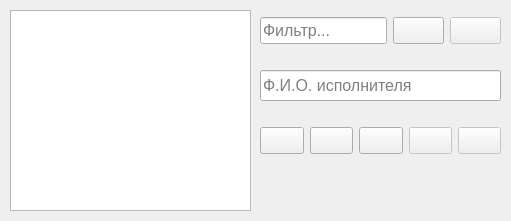
Qt form ui/employes_catalog.ui (alex-klev/Task_Log_WinForm) before a commit.
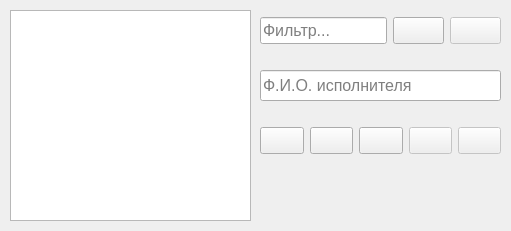
The same form after that commit. Icons and pictures are not drawn.

What changed in the file:
```diff
--- a/ui/employes_catalog.ui
+++ b/ui/employes_catalog.ui
@@ -7,19 +7,19 @@
     <x>0</x>
     <y>0</y>
     <width>511</width>
-    <height>221</height>
+    <height>231</height>
    </rect>
   </property>
   <property name="minimumSize">
    <size>
     <width>511</width>
-    <height>221</height>
+    <height>231</height>
    </size>
   </property>
   <property name="maximumSize">
    <size>
     <width>511</width>
-    <height>221</height>
+    <height>231</height>
    </size>
   </property>
   <property name="font">
@@ -37,9 +37,15 @@
       <x>10</x>
       <y>10</y>
       <width>241</width>
-      <height>201</height>
+      <height>211</height>
      </rect>
     </property>
+    <property name="horizontalScrollBarPolicy">
+     <enum>Qt::ScrollBarAsNeeded</enum>
+    </property>
+    <property name="alternatingRowColors">
+     <bool>true</bool>
+    </property>
     <property name="selectionMode">
      <enum>QAbstractItemView::SingleSelection</enum>
     </property>
```
Left out of the diff: 6 changed lines with no effect on the pictures.
